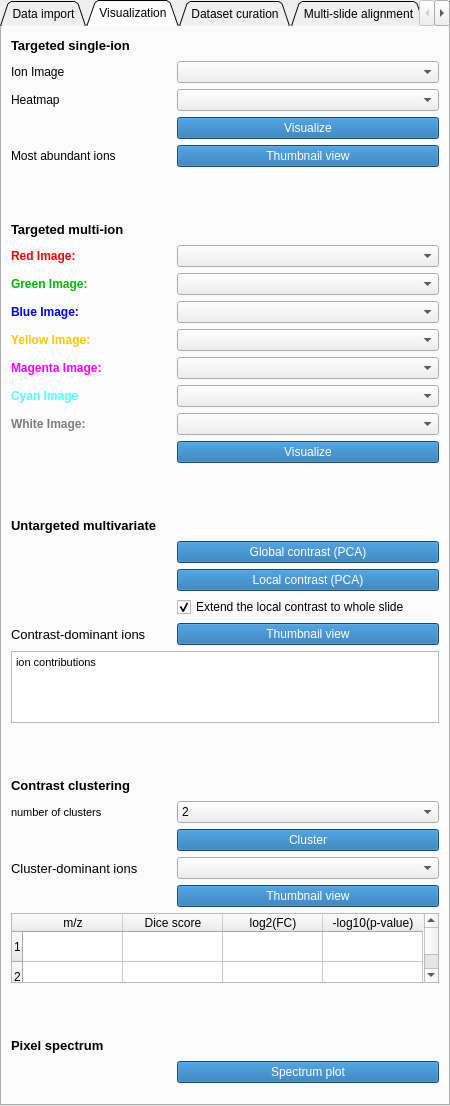
The window that MassVision/Resources/UI/MassVision.ui (jamzad/SlicerMassVision) describes before a commit, drawn with Qt 5.
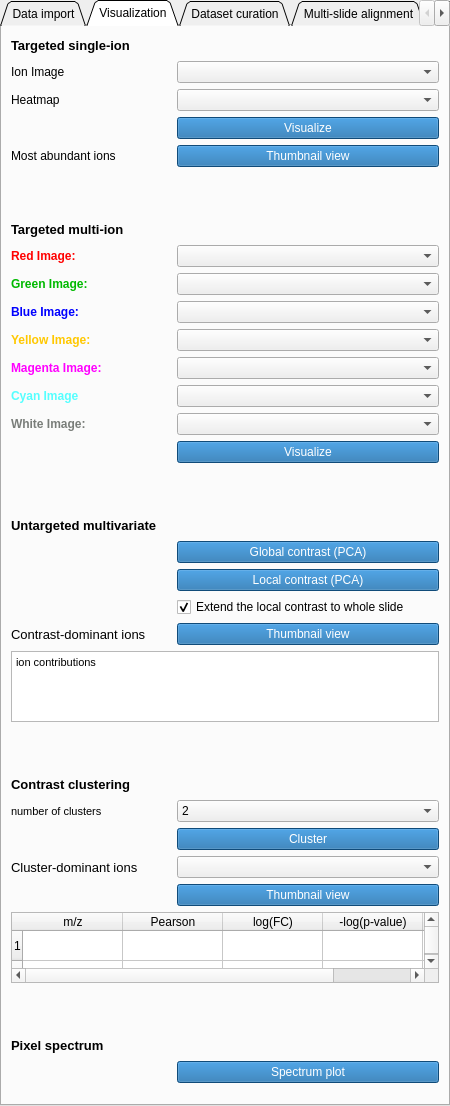
The same window after the commit.

Commit message: ADD Pearson correlation for ion contribution

Patch:
```diff
--- a/MassVision/Resources/UI/MassVision.ui
+++ b/MassVision/Resources/UI/MassVision.ui
@@ -957,8 +957,14 @@
       <property name="frameShape">
        <enum>QFrame::StyledPanel</enum>
       </property>
+      <property name="verticalScrollBarPolicy">
+       <enum>Qt::ScrollBarAsNeeded</enum>
+      </property>
+      <property name="horizontalScrollBarPolicy">
+       <enum>Qt::ScrollBarAsNeeded</enum>
+      </property>
       <property name="sizeAdjustPolicy">
-       <enum>QAbstractScrollArea::AdjustToContents</enum>
+       <enum>QAbstractScrollArea::AdjustIgnored</enum>
       </property>
       <property name="gridStyle">
        <enum>Qt::SolidLine</enum>
@@ -1001,17 +1007,22 @@
       </column>
       <column>
        <property name="text">
-        <string>Dice score</string>
+        <string>Pearson</string>
        </property>
       </column>
       <column>
        <property name="text">
-        <string>log2(FC)</string>
+        <string>log(FC)</string>
        </property>
       </column>
       <column>
        <property name="text">
-        <string>-log10(p-value)</string>
+        <string>-log(p-value)</string>
+       </property>
+      </column>
+      <column>
+       <property name="text">
+        <string>Dice</string>
        </property>
       </column>
      </widget>
```
The commit also changes 2 other files.
